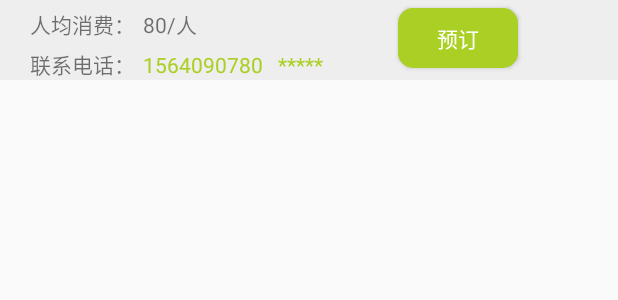
After one commit to imgaryyang/Sweet, an Android app: the layout layout__orderstore.xml on its own in the app's theme, with its tools: preview values and no code run, on a phone screen of 412 x 824 dp. The commit adds this screen. Shown: the top 300 px of the screen. Run offline under Robolectric (Android 15) with nearby library versions, the phone set to English and light mode, and no system bars.

Commit message:
店铺详情中增加地图&圈子&预订

```diff
--- /dev/null
+++ b/app/src/main/res/layout/layout__orderstore.xml
@@ -0,0 +1,65 @@
+<?xml version="1.0" encoding="utf-8"?>
+<LinearLayout
+    xmlns:android="http://schemas.android.com/apk/res/android"
+    android:orientation="horizontal"
+    android:background="@color/gray0"
+    android:layout_width="match_parent"
+    android:layout_height="wrap_content">
+
+    <LinearLayout
+        android:orientation="vertical"
+        android:layout_width="wrap_content"
+        android:layout_height="wrap_content">
+        <LinearLayout
+            android:layout_width="wrap_content"
+            android:layout_height="wrap_content"
+            android:layout_marginLeft="20dp"
+            android:layout_marginTop="5dp"
+            android:orientation="horizontal">
+            <TextView
+                android:layout_width="wrap_content"
+                android:layout_height="wrap_content"
+                android:text="人均消费："/>
+            <TextView
+                android:layout_width="wrap_content"
+                android:layout_height="wrap_content"
+                android:layout_marginLeft="5dp"
+                android:text="80/人"/>
+        </LinearLayout>
+        <LinearLayout
+            android:layout_width="wrap_content"
+            android:layout_height="wrap_content"
+            android:layout_marginLeft="20dp"
+            android:layout_marginTop="5dp"
+            android:orientation="horizontal">
+            <TextView
+                android:layout_width="wrap_content"
+                android:layout_height="wrap_content"
+                android:text="联系电话："/>
+            <TextView
+                android:layout_width="wrap_content"
+                android:layout_height="wrap_content"
+                android:text="1564090780"
+                android:layout_marginLeft="5dp"
+                android:textColor="@color/Myappcolor"/>
+            <TextView
+                android:layout_width="wrap_content"
+                android:layout_height="wrap_content"
+                android:textColor="@color/Myappcolor"
+                android:layout_marginLeft="10dp"
+                android:text="*****"/>
+
+        </LinearLayout>
+    </LinearLayout>
+
+    <Button
+        android:layout_width="80dp"
+        android:layout_height="40dp"
+        android:layout_marginLeft="50dp"
+        android:layout_marginTop="5dp"
+        android:layout_marginBottom="5dp"
+        android:textColor="@color/white"
+        android:text="预订"
+        android:background="@drawable/shape_btn_order"/>
+
+</LinearLayout>
```
Also changed, not shown: app/src/main/res/layout/activity_storeinfo.xml (+90 -1 lines).
